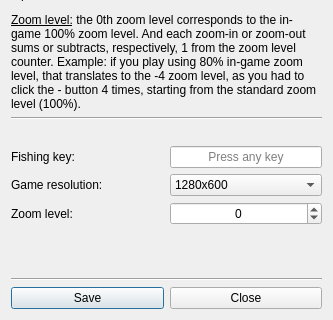
Setti7/SVFB-GUI, file designs/settings_dialog.ui: the form before one commit; both pictures show x 0 to 333 and y 173 to 493 of the 333 by 493 pixel window.
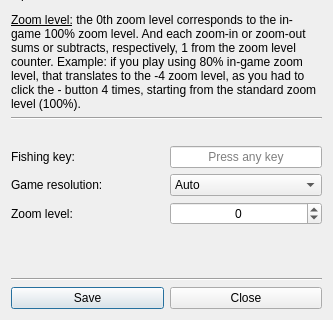
The form after the commit.

What changed in the file:
```diff
--- a/designs/settings_dialog.ui
+++ b/designs/settings_dialog.ui
@@ -147,9 +147,20 @@
      </item>
      <item>
       <widget class="QComboBox" name="res_selection_2">
+       <property name="editable">
+        <bool>false</bool>
+       </property>
+       <property name="currentText">
+        <string>Auto</string>
+       </property>
        <property name="currentIndex">
         <number>0</number>
        </property>
+       <item>
+        <property name="text">
+         <string>Auto</string>
+        </property>
+       </item>
        <item>
         <property name="text">
          <string>1280x600</string>
```
